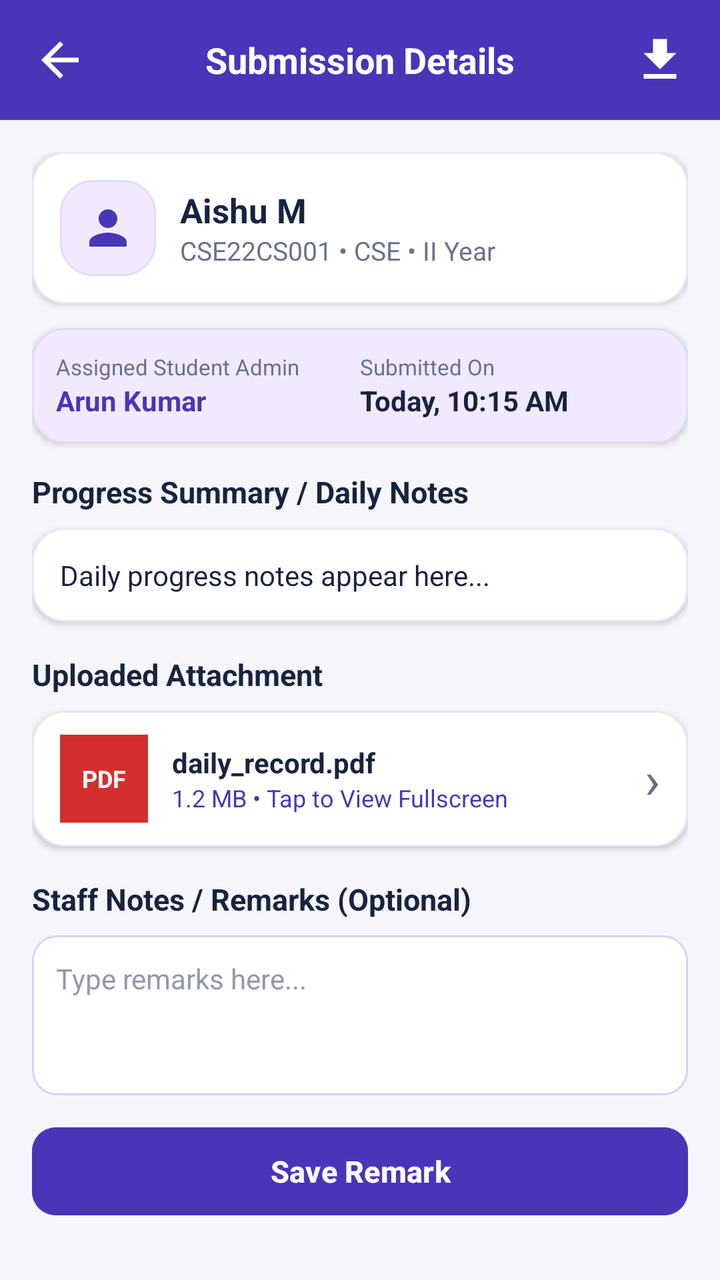
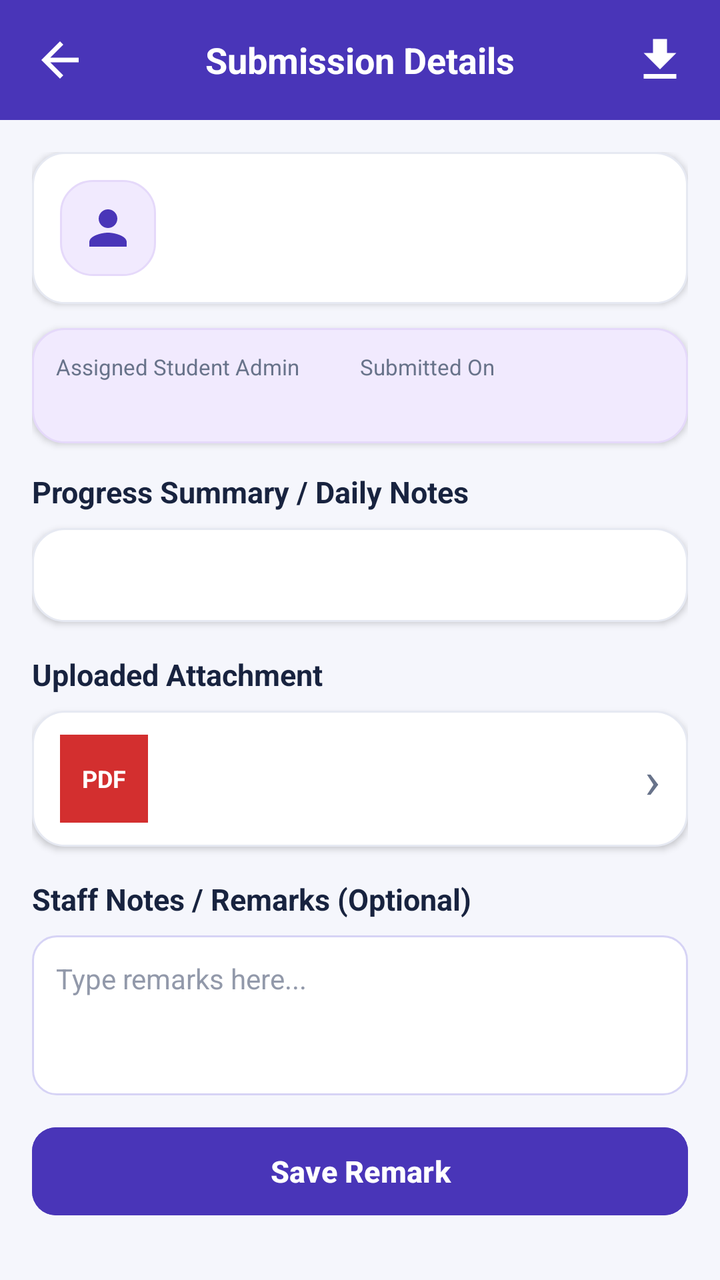

Screens rendered from an Android XML layout before and after an edit, with the pre-edit source and the edit as a unified diff.
<!-- AndroidManifest.xml: application theme Theme.TrackPoint -->
<!-- res/layout/activity_staff_submission_details.xml -->
<?xml version="1.0" encoding="utf-8"?>

<LinearLayout xmlns:android="http://schemas.android.com/apk/res/android"
    xmlns:app="http://schemas.android.com/apk/res-auto"
    android:id="@+id/main"
    android:layout_width="match_parent"
    android:layout_height="match_parent"
    android:orientation="vertical"
    android:background="#4935B8"
    android:fitsSystemWindows="true">

    
    <LinearLayout
        android:layout_width="match_parent"
        android:layout_height="60dp"
        android:orientation="horizontal"
        android:gravity="center_vertical"
        android:paddingStart="16dp"
        android:paddingEnd="16dp"
        android:background="#4935B8">

        <ImageView
            android:id="@+id/btnBack"
            android:layout_width="28dp"
            android:layout_height="28dp"
            android:src="@drawable/back_symbol"
            app:tint="@color/white"
            android:contentDescription="Back" />

        <TextView
            android:layout_width="0dp"
            android:layout_height="wrap_content"
            android:layout_weight="1"
            android:text="Submission Details"
            android:textColor="@color/white"
            android:textSize="18sp"
            android:textStyle="bold"
            android:gravity="center" />

        <ImageView
            android:id="@+id/btnHeaderDownload"
            android:layout_width="28dp"
            android:layout_height="28dp"
            android:src="@drawable/ic_download"
            app:tint="@color/white"
            android:contentDescription="Download" />

    </LinearLayout>

    
    <ScrollView
        android:layout_width="match_parent"
        android:layout_height="0dp"
        android:layout_weight="1"
        android:fillViewport="true"
        android:background="#F5F6FC">

        <LinearLayout
            android:layout_width="match_parent"
            android:layout_height="wrap_content"
            android:orientation="vertical"
            android:padding="16dp">

            
            <LinearLayout
                android:layout_width="match_parent"
                android:layout_height="wrap_content"
                android:orientation="horizontal"
                android:gravity="center_vertical"
                android:background="@drawable/action_card"
                android:elevation="2dp"
                android:padding="14dp"
                android:layout_marginBottom="12dp">

                <ImageView
                    android:layout_width="48dp"
                    android:layout_height="48dp"
                    android:padding="10dp"
                    android:src="@drawable/profile_symbol"
                    app:tint="#4935B8"
                    android:background="@drawable/card_purple"
                    android:contentDescription="Student Avatar" />

                <LinearLayout
                    android:layout_width="0dp"
                    android:layout_height="wrap_content"
                    android:layout_weight="1"
                    android:orientation="vertical"
                    android:paddingStart="12dp">

                    <TextView
                        android:id="@+id/txtSubStudentName"
                        android:layout_width="wrap_content"
                        android:layout_height="wrap_content"
                        android:text="Aishu M"
                        android:textSize="17sp"
                        android:textStyle="bold"
                        android:textColor="#18233F" />

                    <TextView
                        android:id="@+id/txtSubRegDept"
                        android:layout_width="wrap_content"
                        android:layout_height="wrap_content"
                        android:text="CSE22CS001 • CSE • II Year"
                        android:textSize="13sp"
                        android:textColor="#68738A" />
                </LinearLayout>

            </LinearLayout>

            
            <LinearLayout
                android:layout_width="match_parent"
                android:layout_height="wrap_content"
                android:orientation="horizontal"
                android:background="@drawable/card_purple"
                android:elevation="2dp"
                android:padding="12dp"
                android:layout_marginBottom="14dp">

                <LinearLayout
                    android:layout_width="0dp"
                    android:layout_height="wrap_content"
                    android:layout_weight="1"
                    android:orientation="vertical">

                    <TextView
                        android:layout_width="wrap_content"
                        android:layout_height="wrap_content"
                        android:text="Assigned Student Admin"
                        android:textSize="11sp"
                        android:textColor="#68738A" />

                    <TextView
                        android:id="@+id/txtSubAdmin"
                        android:layout_width="wrap_content"
                        android:layout_height="wrap_content"
                        android:text="Arun Kumar"
                        android:textSize="14sp"
                        android:textStyle="bold"
                        android:textColor="#4935B8" />
                </LinearLayout>

                <LinearLayout
                    android:layout_width="0dp"
                    android:layout_height="wrap_content"
                    android:layout_weight="1"
                    android:orientation="vertical">

                    <TextView
                        android:layout_width="wrap_content"
                        android:layout_height="wrap_content"
                        android:text="Submitted On"
                        android:textSize="11sp"
                        android:textColor="#68738A" />

                    <TextView
                        android:id="@+id/txtSubDate"
                        android:layout_width="wrap_content"
                        android:layout_height="wrap_content"
                        android:text="Today, 10:15 AM"
                        android:textSize="14sp"
                        android:textStyle="bold"
                        android:textColor="#18233F" />
                </LinearLayout>

            </LinearLayout>

            
            <TextView
                android:layout_width="wrap_content"
                android:layout_height="wrap_content"
                android:text="Progress Summary / Daily Notes"
                android:textSize="15sp"
                android:textStyle="bold"
                android:textColor="#18233F"
                android:layout_marginBottom="8dp" />

            <TextView
                android:id="@+id/txtSubNotes"
                android:layout_width="match_parent"
                android:layout_height="wrap_content"
                android:background="@drawable/action_card"
                android:elevation="2dp"
                android:padding="14dp"
                android:text="Daily progress notes appear here..."
                android:textSize="14sp"
                android:textColor="#18233F"
                android:layout_marginBottom="16dp" />

            
            <TextView
                android:id="@+id/txtAttachmentHeading"
                android:layout_width="wrap_content"
                android:layout_height="wrap_content"
                android:text="Uploaded Attachment"
                android:textSize="15sp"
                android:textStyle="bold"
                android:textColor="#18233F"
                android:layout_marginBottom="8dp" />

            <LinearLayout
                android:id="@+id/cardAttachment"
                android:layout_width="match_parent"
                android:layout_height="68dp"
                android:orientation="horizontal"
                android:gravity="center_vertical"
                android:background="@drawable/action_card"
                android:elevation="2dp"
                android:paddingStart="14dp"
                android:paddingEnd="14dp"
                android:layout_marginBottom="16dp"
                android:clickable="true"
                android:focusable="true">

                <TextView
                    android:id="@+id/txtFileBadge"
                    android:layout_width="44dp"
                    android:layout_height="44dp"
                    android:gravity="center"
                    android:text="PDF"
                    android:textColor="@color/white"
                    android:textStyle="bold"
                    android:textSize="12sp"
                    android:background="#D32F2F" />

                <LinearLayout
                    android:layout_width="0dp"
                    android:layout_height="wrap_content"
                    android:layout_weight="1"
                    android:orientation="vertical"
                    android:paddingStart="12dp">

                    <TextView
                        android:id="@+id/txtFileName"
                        android:layout_width="wrap_content"
                        android:layout_height="wrap_content"
                        android:text="daily_record.pdf"
                        android:textSize="14sp"
                        android:textStyle="bold"
                        android:textColor="#18233F" />

                    <TextView
                        android:id="@+id/txtFileSize"
                        android:layout_width="wrap_content"
                        android:layout_height="wrap_content"
                        android:text="1.2 MB • Tap to View Fullscreen"
                        android:textSize="12sp"
                        android:textColor="#4935B8" />
                </LinearLayout>

                <TextView
                    android:layout_width="wrap_content"
                    android:layout_height="wrap_content"
                    android:text="›"
                    android:textSize="26sp"
                    android:textColor="#68738A" />

            </LinearLayout>

            
            <TextView
                android:layout_width="wrap_content"
                android:layout_height="wrap_content"
                android:text="Staff Notes / Remarks (Optional)"
                android:textSize="15sp"
                android:textStyle="bold"
                android:textColor="#18233F"
                android:layout_marginBottom="8dp" />

            <EditText
                android:id="@+id/edtStaffRemark"
                android:layout_width="match_parent"
                android:layout_height="80dp"
                android:gravity="top|start"
                android:hint="Type remarks here..."
                android:textColor="#18233F"
                android:textColorHint="#9299AA"
                android:padding="12dp"
                android:background="@drawable/input_box"
                android:textSize="14sp"
                android:layout_marginBottom="12dp" />

            <Button
                android:id="@+id/btnSaveRemark"
                android:layout_width="match_parent"
                android:layout_height="52dp"
                android:text="Save Remark"
                android:textColor="@color/white"
                android:textSize="15sp"
                android:textStyle="bold"
                android:textAllCaps="false"
                android:backgroundTint="#4935B8"
                app:cornerRadius="12dp" />

        </LinearLayout>

    </ScrollView>

</LinearLayout>
<!-- resources referenced by this layout -->
<resources>
  <color name="white">#FFFFFFFF</color>
  <!-- drawable action_card (drawable) -->
  <shape xmlns:android="http://schemas.android.com/apk/res/android">
      <solid android:color="#FFFFFF"/>
      <stroke android:width="1dp" android:color="#E6E9F2"/>
      <corners android:radius="16dp"/>
  </shape>
  <!-- drawable back_symbol (drawable) -->
  <vector xmlns:android="http://schemas.android.com/apk/res/android" android:autoMirrored="true" android:height="24dp" android:tint="#000000" android:viewportHeight="24" android:viewportWidth="24" android:width="24dp">
        
      <path android:fillColor="@android:color/white" android:pathData="M20,11H7.83l5.59,-5.59L12,4l-8,8 8,8 1.41,-1.41L7.83,13H20v-2z"/>
      
  </vector>
  <!-- drawable card_purple (drawable) -->
  <shape xmlns:android="http://schemas.android.com/apk/res/android">
      <solid android:color="#F1EAFE"/>
      <stroke android:width="1dp" android:color="#E5D9FA"/>
      <corners android:radius="16dp"/>
  </shape>
  <!-- drawable ic_download (drawable) -->
  <vector xmlns:android="http://schemas.android.com/apk/res/android" android:height="24dp" android:tint="#000000" android:viewportHeight="24" android:viewportWidth="24" android:width="24dp">
        
      <path android:fillColor="@android:color/white" android:pathData="M19,9h-4V3H9v6H5l7,7 7,-7zM5,18v2h14v-2H5z"/>
      
  </vector>
  <!-- drawable input_box (drawable) -->
  <?xml version="1.0" encoding="utf-8"?>
  <shape xmlns:android="http://schemas.android.com/apk/res/android"
      android:shape="rectangle">
  
      <solid android:color="#FFFFFF" />
  
      <stroke
          android:width="1dp"
          android:color="#D6D3F5" />
  
      <corners android:radius="12dp" />
  
      <padding
          android:left="12dp"
          android:right="12dp"
          android:top="4dp"
          android:bottom="4dp" />
  
  </shape>
  <!-- drawable profile_symbol (drawable) -->
  <vector xmlns:android="http://schemas.android.com/apk/res/android"
      android:width="24dp"
      android:height="24dp"
      android:viewportWidth="24"
      android:viewportHeight="24"
      android:tint="#000000">
      <path
          android:fillColor="@android:color/white"
          android:pathData="M12,12c2.21,0 4,-1.79 4,-4s-1.79,-4 -4,-4 -4,1.79 -4,4 1.79,4 4,4zM12,14c-2.67,0 -8,1.34 -8,4v2h16v-2c0,-2.66 -5.33,-4 -8,-4z"/>
  </vector>
  <style name="Theme.TrackPoint" parent="Base.Theme.TrackPoint" />
  <style name="Base.Theme.TrackPoint" parent="Theme.Material3.DayNight.NoActionBar">
          
          
      </style>
</resources>

<!-- the commit's change to res/layout/activity_staff_submission_details.xml (unified diff, before → after) -->
@@ -92,7 +92,6 @@
                         android:id="@+id/txtSubStudentName"
                         android:layout_width="wrap_content"
                         android:layout_height="wrap_content"
-                        android:text="Aishu M"
                         android:textSize="17sp"
                         android:textStyle="bold"
                         android:textColor="#18233F" />
@@ -101,7 +100,6 @@
                         android:id="@+id/txtSubRegDept"
                         android:layout_width="wrap_content"
                         android:layout_height="wrap_content"
-                        android:text="CSE22CS001 • CSE • II Year"
                         android:textSize="13sp"
                         android:textColor="#68738A" />
                 </LinearLayout>
@@ -135,7 +133,6 @@
                         android:id="@+id/txtSubAdmin"
                         android:layout_width="wrap_content"
                         android:layout_height="wrap_content"
-                        android:text="Arun Kumar"
                         android:textSize="14sp"
                         android:textStyle="bold"
                         android:textColor="#4935B8" />
@@ -158,7 +155,6 @@
                         android:id="@+id/txtSubDate"
                         android:layout_width="wrap_content"
                         android:layout_height="wrap_content"
-                        android:text="Today, 10:15 AM"
                         android:textSize="14sp"
                         android:textStyle="bold"
                         android:textColor="#18233F" />
@@ -183,7 +179,6 @@
                 android:background="@drawable/action_card"
                 android:elevation="2dp"
                 android:padding="14dp"
-                android:text="Daily progress notes appear here..."
                 android:textSize="14sp"
                 android:textColor="#18233F"
                 android:layout_marginBottom="16dp" />
@@ -235,7 +230,6 @@
                         android:id="@+id/txtFileName"
                         android:layout_width="wrap_content"
                         android:layout_height="wrap_content"
-                        android:text="daily_record.pdf"
                         android:textSize="14sp"
                         android:textStyle="bold"
                         android:textColor="#18233F" />
@@ -244,7 +238,6 @@
                         android:id="@+id/txtFileSize"
                         android:layout_width="wrap_content"
                         android:layout_height="wrap_content"
-                        android:text="1.2 MB • Tap to View Fullscreen"
                         android:textSize="12sp"
                         android:textColor="#4935B8" />
                 </LinearLayout>
